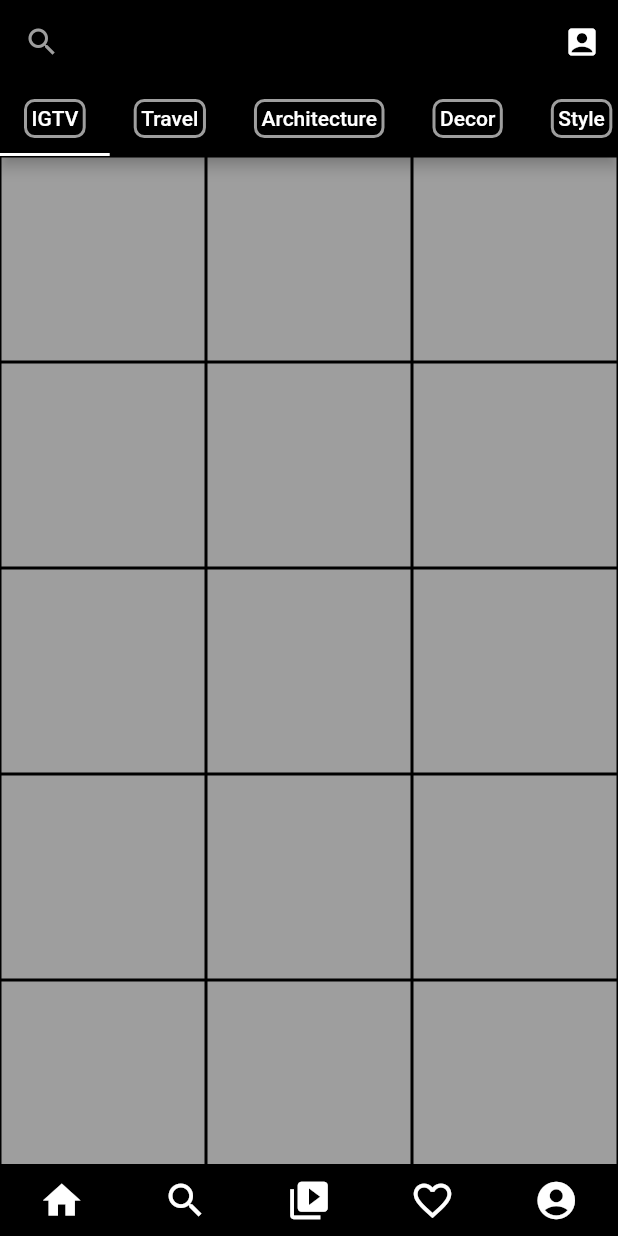
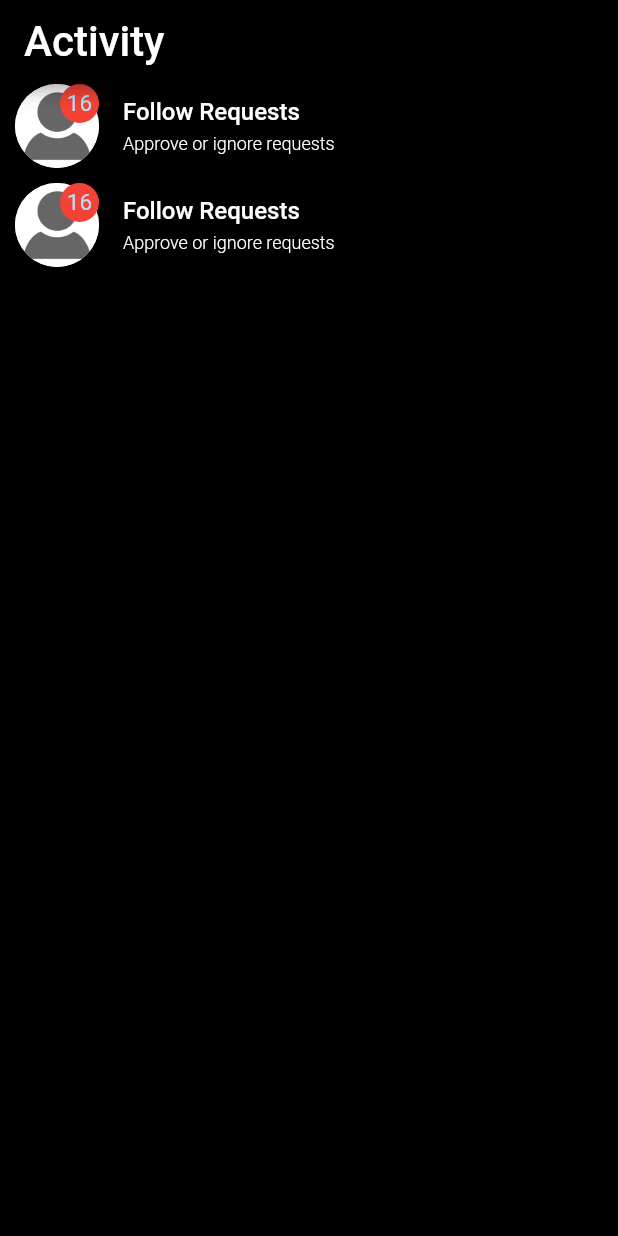
Before and after one commit to Shobhityadav99/Instagram-Dummy-Flutter, a Flutter app: the screen it shows after launch, on a phone screen of 412 x 824 dp. Run offline on Flutter 3.47's test engine with Material 2 defaults, Android fonts, the phone set to English and light mode, and no system bars.

Commit message:
Activity page in progress

```diff
--- a/lib/main.dart
+++ b/lib/main.dart
@@ -1,10 +1,11 @@
 import 'package:flutter/material.dart';
 import 'package:insta_dummy/screens/Chats_Screen.dart';
-import 'package:insta_dummy/screens/HomePage.dart';
+// import 'package:insta_dummy/screens/HomePage.dart';
 import 'package:insta_dummy/widgets/post_widget.dart';
 import './widgets/story_widget.dart';
 import 'widgets/bottom_nav_widget.dart';
 import 'package:insta_dummy/screens/Search_Screen.dart';
+import 'package:insta_dummy/screens/Activity_Screen.dart';
 
 void main() {
   runApp(MyApp());
@@ -21,7 +22,7 @@ class MyApp extends StatelessWidget {
             textTheme: ThemeData.light()
                 .textTheme
                 .copyWith(title: TextStyle(fontFamily: 'Billabong'))),
-        home: SearchScreen());
+        home: ActivityScreen());
   }
 }
 
@@ -68,7 +69,12 @@ class _MyHomePageState extends State<MyHomePage> {
               Icons.search,
               color: Colors.white,
             ),
-            onPressed: null,
+            onPressed: () {
+              Navigator.push(
+                context,
+                MaterialPageRoute(builder: (context) => SearchScreen()),
+              );
+            },
           ),
           IconButton(
               icon: Icon(
--- /dev/null
+++ b/lib/screens/Activity_Screen.dart
@@ -0,0 +1,131 @@
+import 'package:flutter/material.dart';
+
+class ActivityScreen extends StatefulWidget {
+  @override
+  _ActivityScreenState createState() => _ActivityScreenState();
+}
+
+class _ActivityScreenState extends State<ActivityScreen> {
+  @override
+  Widget build(BuildContext context) {
+    return Scaffold(
+      appBar: AppBar(
+        backgroundColor: Colors.black,
+        title: Text(
+          'Activity',
+          style: TextStyle(fontFamily: 'Sans-Serif', fontSize: 28),
+        ),
+      ),
+      backgroundColor: Colors.black,
+      body: SingleChildScrollView(
+        child: Column(
+          children: <Widget>[
+            Row(
+              children: <Widget>[
+                Container(
+                  margin: EdgeInsets.only(left: 10),
+                  child: CircleAvatar(
+                    child: Container(
+                      alignment: Alignment(1, -1),
+                      child: CircleAvatar(
+                        child: Text(
+                          '16',
+                          style:
+                              TextStyle(fontFamily: 'Sans-Serif', fontSize: 15),
+                        ),
+                        backgroundColor: Colors.red,
+                        radius: 13,
+                      ),
+                    ),
+                    radius: 28,
+                    backgroundColor: Colors.white,
+                    backgroundImage: AssetImage('assets/images/user.png'),
+                  ),
+                ),
+                FlatButton(
+                  child: Column(
+                    mainAxisAlignment: MainAxisAlignment.start,
+                    crossAxisAlignment: CrossAxisAlignment.start,
+                    children: <Widget>[
+                      Text(
+                        'Follow Requests',
+                        style: TextStyle(
+                          color: Colors.white,
+                          fontSize: 16,
+                        ),
+                      ),
+                      SizedBox(
+                        height: 5,
+                      ),
+                      Text(
+                        'Approve or ignore requests',
+                        style: TextStyle(
+                            color: Colors.white,
+                            fontSize: 12,
+                            fontWeight: FontWeight.w300),
+                      ),
+                    ],
+                  ),
+                  onPressed: null,
+                ),
+              ],
+            ),
+            SizedBox(
+              height: 10,
+            ),
+            Row(
+              children: <Widget>[
+                Container(
+                  margin: EdgeInsets.only(left: 10),
+                  child: CircleAvatar(
+                    child: Container(
+                      alignment: Alignment(1, -1),
+                      child: CircleAvatar(
+                        child: Text(
+                          '16',
+                          style:
+                              TextStyle(fontFamily: 'Sans-Serif', fontSize: 15),
+                        ),
+                        backgroundColor: Colors.red,
+                        radius: 13,
+                      ),
+                    ),
+                    radius: 28,
+                    backgroundColor: Colors.white,
+                    backgroundImage: AssetImage('assets/images/user.png'),
+                  ),
+                ),
+                FlatButton(
+                  child: Column(
+                    mainAxisAlignment: MainAxisAlignment.start,
+                    crossAxisAlignment: CrossAxisAlignment.start,
+                    children: <Widget>[
+                      Text(
+                        'Follow Requests',
+                        style: TextStyle(
+                          color: Colors.white,
+                          fontSize: 16,
+                        ),
+                      ),
+                      SizedBox(
+                        height: 5,
+                      ),
+                      Text(
+                        'Approve or ignore requests',
+                        style: TextStyle(
+                            color: Colors.white,
+                            fontSize: 12,
+                            fontWeight: FontWeight.w300),
+                      ),
+                    ],
+                  ),
+                  onPressed: null,
+                ),
+              ],
+            ),
+          ],
+        ),
+      ),
+    );
+  }
+}
--- a/pubspec.yaml
+++ b/pubspec.yaml
@@ -49,6 +49,8 @@ flutter:
   # assets:
   #   - images/a_dot_burr.jpeg
   #   - images/a_dot_ham.jpeg
+  assets:
+    - assets/images/user.png
 
   # An image asset can refer to one or more resolution-specific "variants", see
   # https://flutter.dev/assets-and-images/#resolution-aware.
```
Also changed, not shown: assets/images/insta_tick.jpg (added), assets/images/user.png (added).
